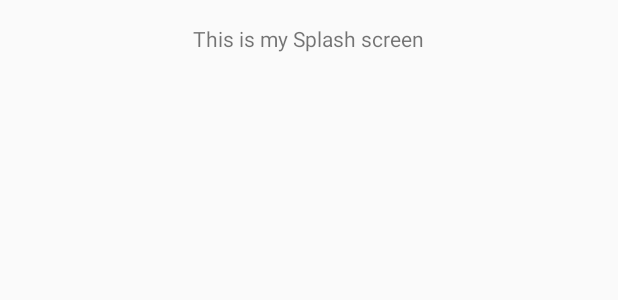
After one commit to TiMladenov/Project.2.Sports.app, an Android app: the layout activity_splash_screen.xml on its own in the app's theme, with its tools: preview values and no code run, on a phone screen of 412 x 824 dp. The commit adds this screen. Shown: the top 300 px of the screen. Run offline under Robolectric (Android 15) with nearby library versions, the phone set to English and light mode, and no system bars.

Commit message:
Added Splash Screen

```diff
--- a/app/src/main/AndroidManifest.xml
+++ b/app/src/main/AndroidManifest.xml
@@ -8,13 +8,14 @@
         android:label="@string/app_name"
         android:supportsRtl="true"
         android:theme="@style/AppTheme">
-        <activity android:name=".MainActivity">
+        <activity android:name=".SplashScreen">
             <intent-filter>
                 <action android:name="android.intent.action.MAIN" />
 
                 <category android:name="android.intent.category.LAUNCHER" />
             </intent-filter>
         </activity>
+        <activity android:name=".MainActivity"></activity>
     </application>
 
 </manifest>
--- a/app/src/main/java/io/github/timladenov/sportsapp/MainActivity.java
+++ b/app/src/main/java/io/github/timladenov/sportsapp/MainActivity.java
@@ -12,8 +12,8 @@ public class MainActivity extends AppCompatActivity {
     public int teamApoints = 0;
     public int teamBpoints = 0;
 
-    public String pointsAteamStr = "";
-    public String pointsBteamStr = "";
+    public String pointsAteamStr = "0";
+    public String pointsBteamStr = "0";
 
     public int gamesA = 0;
     public int gamesB = 0;
@@ -25,6 +25,7 @@ public class MainActivity extends AppCompatActivity {
     protected void onCreate(Bundle savedInstanceState) {
         super.onCreate(savedInstanceState);
         setContentView(R.layout.activity_main);
+        updateScreen();
     }
 
     @Override
--- /dev/null
+++ b/app/src/main/res/layout/activity_splash_screen.xml
@@ -0,0 +1,19 @@
+<?xml version="1.0" encoding="utf-8"?>
+<RelativeLayout xmlns:android="http://schemas.android.com/apk/res/android"
+    xmlns:tools="http://schemas.android.com/tools"
+    android:id="@+id/activity_splash_screen"
+    android:layout_width="match_parent"
+    android:layout_height="match_parent"
+    android:paddingBottom="@dimen/activity_vertical_margin"
+    android:paddingLeft="@dimen/activity_horizontal_margin"
+    android:paddingRight="@dimen/activity_horizontal_margin"
+    android:paddingTop="@dimen/activity_vertical_margin"
+    tools:context="io.github.timladenov.sportsapp.SplashScreen">
+
+    <TextView
+        android:layout_width="wrap_content"
+        android:layout_height="wrap_content"
+        android:text="This is my Splash screen"
+        android:layout_centerHorizontal="true"/>
+
+</RelativeLayout>
--- a/app/src/main/res/values/strings.xml
+++ b/app/src/main/res/values/strings.xml
@@ -6,8 +6,8 @@
     <string name="hint">""</string>
     <string name="teamNameEntryA">Enter team A name</string>
     <string name="teamNameEntryB">Enter team B name</string>
-    <string name="scoreA">0</string>
-    <string name="scoreB">0</string>
+    <string name="scoreA">""</string>
+    <string name="scoreB">""</string>
     <string name="decrement">Deuce - Reset</string>
     <string name="addPoint">Add Point</string>
     <string name="game">Sets</string>
```
Also changed, not shown: app/src/main/java/io/github/timladenov/sportsapp/SplashScreen.java (added, +31 -0 lines).
